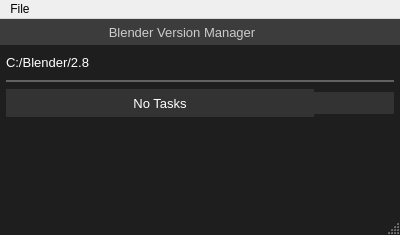
First picture: the form in main_window_design.ui, repository DotBow/Blender-Version-Manager, before the edit.
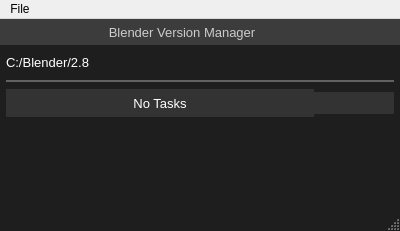
Second picture: the form after the edit. Icons and pictures are not drawn.

Diff of the .ui file:
```diff
--- a/main_window_design.ui
+++ b/main_window_design.ui
@@ -7,7 +7,7 @@
     <x>0</x>
     <y>0</y>
     <width>400</width>
-    <height>235</height>
+    <height>231</height>
    </rect>
   </property>
   <property name="font">
@@ -629,7 +629,7 @@
          <x>0</x>
          <y>0</y>
          <width>400</width>
-         <height>73</height>
+         <height>69</height>
         </rect>
        </property>
        <layout class="QVBoxLayout" name="verticalLayout_2">
```
Left out of the diff: 25 changed lines with no effect on the pictures.
